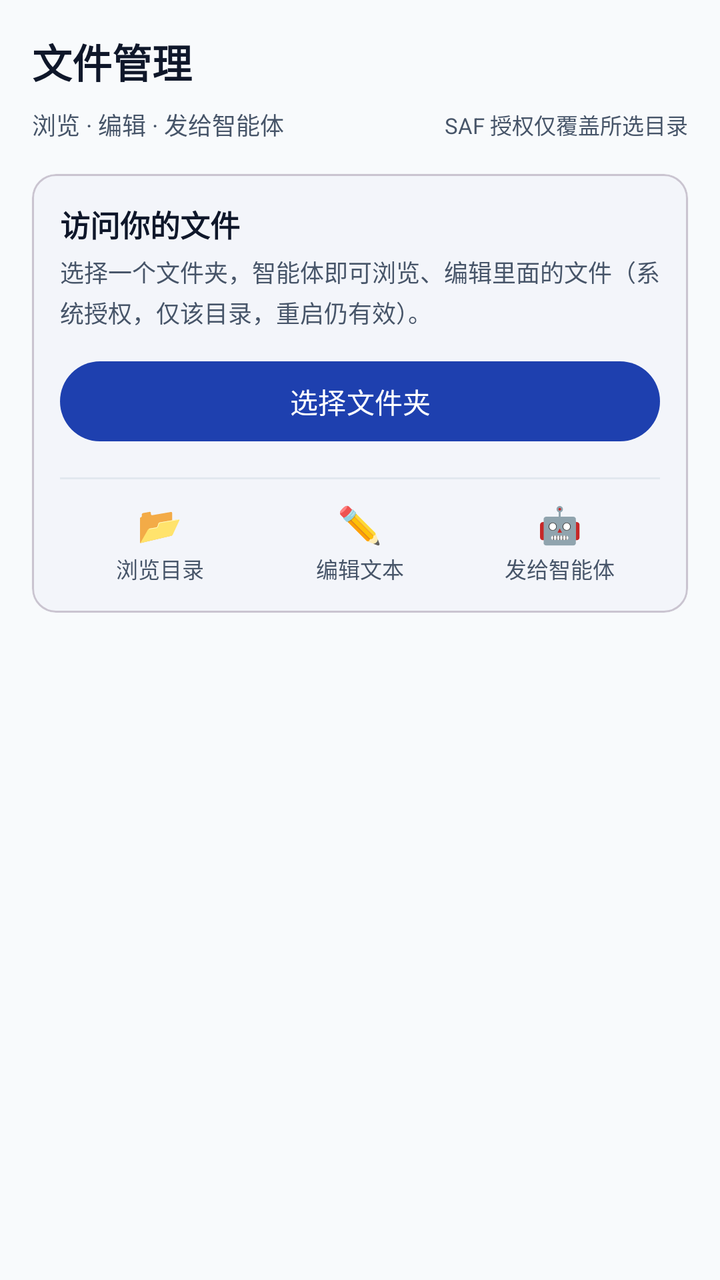
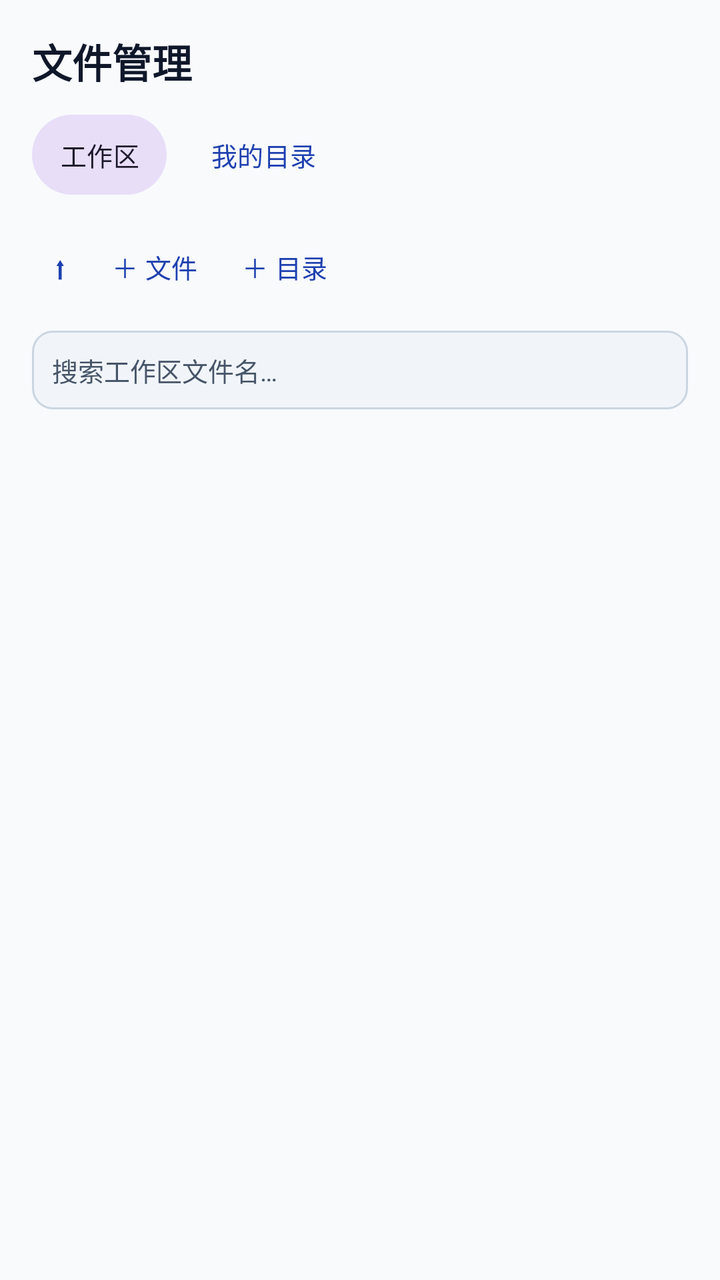

Screens rendered from an Android XML layout before and after an edit, with the pre-edit source and the edit as a unified diff.
<!-- AndroidManifest.xml: application theme AppTheme -->
<!-- res/layout/fragment_files.xml -->
<?xml version="1.0" encoding="utf-8"?>
<LinearLayout xmlns:android="http://schemas.android.com/apk/res/android"
    xmlns:app="http://schemas.android.com/apk/res-auto"
    android:layout_width="match_parent"
    android:layout_height="match_parent"
    android:orientation="vertical">

    <TextView
        android:layout_width="match_parent"
        android:layout_height="wrap_content"
        android:paddingLeft="@dimen/list_inset"
        android:paddingRight="@dimen/list_inset"
        android:paddingTop="@dimen/space_l"
        android:paddingBottom="@dimen/space_s"
        android:text="文件管理"
        android:textSize="@dimen/title_size"
        android:textStyle="bold"
        android:textColor="?attr/colorOnSurface" />

    <LinearLayout
        android:layout_width="match_parent"
        android:layout_height="wrap_content"
        android:orientation="horizontal"
        android:paddingLeft="@dimen/list_inset"
        android:paddingRight="@dimen/list_inset"
        android:paddingBottom="@dimen/space_s"
        android:gravity="center_vertical">

        <TextView
            android:layout_width="0dp"
            android:layout_height="wrap_content"
            android:layout_weight="1"
            android:text="浏览 · 编辑 · 发给智能体"
            android:textSize="@dimen/caption_size"
            android:textColor="?attr/colorOnSurfaceVariant" />

        <TextView
            android:layout_width="wrap_content"
            android:layout_height="wrap_content"
            android:text="SAF 授权仅覆盖所选目录"
            android:textSize="11sp"
            android:textColor="?attr/colorOnSurfaceVariant" />
    </LinearLayout>

    
    <com.google.android.material.card.MaterialCardView
        android:id="@+id/files_grant"
        android:layout_width="match_parent"
        android:layout_height="wrap_content"
        android:layout_marginLeft="@dimen/list_inset"
        android:layout_marginRight="@dimen/list_inset"
        android:layout_marginTop="@dimen/space_s"
        app:cardCornerRadius="12dp"
        app:cardElevation="1dp"
        app:cardBackgroundColor="?attr/colorSurface">

        <LinearLayout
            android:layout_width="match_parent"
            android:layout_height="wrap_content"
            android:orientation="vertical"
            android:padding="14dp">

            <TextView
                android:layout_width="match_parent"
                android:layout_height="wrap_content"
                android:text="访问你的文件"
                android:textSize="15sp"
                android:textStyle="bold"
                android:textColor="?attr/colorOnSurface" />

            <TextView
                android:layout_width="match_parent"
                android:layout_height="wrap_content"
                android:layout_marginTop="4dp"
                android:text="选择一个文件夹，智能体即可浏览、编辑里面的文件（系统授权，仅该目录，重启仍有效）。"
                android:textSize="12sp"
                android:lineSpacingExtra="3dp"
                android:textColor="?attr/colorOnSurfaceVariant" />

            <com.google.android.material.button.MaterialButton
                android:id="@+id/files_choose_folder"
                android:layout_width="match_parent"
                android:layout_height="wrap_content"
                android:layout_marginTop="12dp"
                android:text="选择文件夹"
                style="@style/Widget.Material3.Button" />

            <View
                android:layout_width="match_parent"
                android:layout_height="1dp"
                android:layout_marginTop="14dp"
                android:background="?attr/colorOutline"
                android:alpha="0.4" />

            
            <LinearLayout
                android:layout_width="match_parent"
                android:layout_height="wrap_content"
                android:orientation="horizontal"
                android:layout_marginTop="10dp">

                <LinearLayout
                    android:layout_width="0dp"
                    android:layout_height="wrap_content"
                    android:layout_weight="1"
                    android:orientation="vertical"
                    android:gravity="center">
                    <TextView
                        android:layout_width="wrap_content"
                        android:layout_height="wrap_content"
                        android:textSize="18sp"
                        android:text="📂" />
                    <TextView
                        android:layout_width="wrap_content"
                        android:layout_height="wrap_content"
                        android:layout_marginTop="2dp"
                        android:textSize="11sp"
                        android:text="浏览目录"
                        android:textColor="?attr/colorOnSurfaceVariant" />
                </LinearLayout>

                <LinearLayout
                    android:layout_width="0dp"
                    android:layout_height="wrap_content"
                    android:layout_weight="1"
                    android:orientation="vertical"
                    android:gravity="center">
                    <TextView
                        android:layout_width="wrap_content"
                        android:layout_height="wrap_content"
                        android:textSize="18sp"
                        android:text="✏️" />
                    <TextView
                        android:layout_width="wrap_content"
                        android:layout_height="wrap_content"
                        android:layout_marginTop="2dp"
                        android:textSize="11sp"
                        android:text="编辑文本"
                        android:textColor="?attr/colorOnSurfaceVariant" />
                </LinearLayout>

                <LinearLayout
                    android:layout_width="0dp"
                    android:layout_height="wrap_content"
                    android:layout_weight="1"
                    android:orientation="vertical"
                    android:gravity="center">
                    <TextView
                        android:layout_width="wrap_content"
                        android:layout_height="wrap_content"
                        android:textSize="18sp"
                        android:text="🤖" />
                    <TextView
                        android:layout_width="wrap_content"
                        android:layout_height="wrap_content"
                        android:layout_marginTop="2dp"
                        android:textSize="11sp"
                        android:text="发给智能体"
                        android:textColor="?attr/colorOnSurfaceVariant" />
                </LinearLayout>
            </LinearLayout>
        </LinearLayout>
    </com.google.android.material.card.MaterialCardView>

    
    <LinearLayout
        android:id="@+id/files_breadcrumb"
        android:layout_width="match_parent"
        android:layout_height="wrap_content"
        android:orientation="vertical"
        android:paddingLeft="@dimen/list_inset"
        android:paddingRight="@dimen/list_inset"
        android:paddingTop="@dimen/space_s"
        android:paddingBottom="@dimen/space_s"
        android:visibility="gone">

        <LinearLayout
            android:layout_width="match_parent"
            android:layout_height="wrap_content"
            android:orientation="horizontal"
            android:gravity="center_vertical">

            <com.google.android.material.button.MaterialButton
                android:id="@+id/files_up"
                android:layout_width="wrap_content"
                android:layout_height="wrap_content"
                android:minWidth="0dp"
                android:paddingLeft="10dp"
                android:paddingRight="10dp"
                android:text="⬆ 上级"
                style="@style/Widget.Material3.Button.TextButton" />

            <TextView
                android:id="@+id/files_folder_name"
                android:layout_width="0dp"
                android:layout_height="wrap_content"
                android:layout_weight="1"
                android:layout_marginStart="4dp"
                android:textSize="13sp"
                android:textStyle="bold"
                android:ellipsize="middle"
                android:singleLine="true"
                android:textColor="?attr/colorOnSurface" />

            <TextView
                android:id="@+id/files_count"
                android:layout_width="wrap_content"
                android:layout_height="wrap_content"
                android:layout_marginStart="8dp"
                android:textSize="11sp"
                android:textColor="?attr/colorOnSurfaceVariant" />
        </LinearLayout>

        <EditText
            android:id="@+id/files_search"
            android:layout_width="match_parent"
            android:layout_height="wrap_content"
            android:layout_marginTop="6dp"
            android:background="@drawable/bg_input"
            android:padding="10dp"
            android:textSize="13sp"
            android:textColor="?attr/colorOnSurface"
            android:textColorHint="?attr/colorOnSurfaceVariant"
            android:hint="在当前目录内按名称过滤…"
            android:inputType="text"
            android:maxLines="1"
            android:imeOptions="actionSearch" />
    </LinearLayout>

    <TextView
        android:id="@+id/files_empty"
        android:layout_width="match_parent"
        android:layout_height="wrap_content"
        android:gravity="center"
        android:padding="40dp"
        android:text="（空目录）"
        android:textColor="?attr/colorOnSurfaceVariant"
        android:visibility="gone" />

    <androidx.recyclerview.widget.RecyclerView
        android:id="@+id/files_recycler"
        android:layout_width="match_parent"
        android:layout_height="match_parent"
        android:clipToPadding="false"
        android:paddingLeft="@dimen/list_inset"
        android:paddingRight="@dimen/list_inset"
        android:scrollbars="vertical" />
</LinearLayout>
<!-- resources referenced by this layout -->
<resources>
  <dimen name="caption_size">12sp</dimen>
  <dimen name="list_inset">16dp</dimen>
  <dimen name="space_l">16dp</dimen>
  <dimen name="space_s">8dp</dimen>
  <dimen name="title_size">20sp</dimen>
  <!-- drawable bg_input (drawable) -->
  <?xml version="1.0" encoding="utf-8"?>
  <shape xmlns:android="http://schemas.android.com/apk/res/android" android:shape="rectangle">
      <solid android:color="@color/surface_variant" />
      <stroke android:width="1dp" android:color="@color/outline" />
      <corners android:radius="10dp" />
  </shape>
  <style name="AppTheme" parent="Theme.Material3.Light.NoActionBar">
          <item name="colorPrimary">@color/seed_blue</item>
          <item name="colorPrimaryVariant">@color/seed_blue</item>
          <item name="colorOnPrimary">@color/on_primary</item>
          <item name="colorSecondary">@color/seed_blue</item>
          <item name="colorOnSecondary">@color/on_primary</item>
          <item name="android:colorBackground">@color/background</item>
          <item name="colorSurface">@color/surface</item>
          <item name="colorOnSurface">@color/on_surface</item>
          <item name="colorOnSurfaceVariant">@color/on_surface_variant</item>
          <item name="colorOutline">@color/outline</item>
          <item name="colorError">@color/error</item>
          <item name="android:statusBarColor">@color/surface</item>
          <item name="android:windowLightStatusBar">true</item>
          <item name="android:navigationBarColor">@color/surface</item>
      </style>
  <color name="surface_variant">#F1F5F9</color>
  <color name="outline">#CBD5E1</color>
  <color name="seed_blue">#1E40AF</color>
  <color name="on_primary">#FFFFFF</color>
  <color name="background">#F8FAFC</color>
  <color name="surface">#FFFFFF</color>
  <color name="on_surface">#0F172A</color>
  <color name="on_surface_variant">#475569</color>
  <color name="error">#DC2626</color>
</resources>

<!-- the commit's change to res/layout/fragment_files.xml (unified diff, before → after) -->
@@ -17,39 +17,144 @@
         android:textStyle="bold"
         android:textColor="?attr/colorOnSurface" />
 
+    
     <LinearLayout
         android:layout_width="match_parent"
         android:layout_height="wrap_content"
         android:orientation="horizontal"
         android:paddingLeft="@dimen/list_inset"
         android:paddingRight="@dimen/list_inset"
-        android:paddingBottom="@dimen/space_s"
-        android:gravity="center_vertical">
-
-        <TextView
-            android:layout_width="0dp"
-            android:layout_height="wrap_content"
-            android:layout_weight="1"
-            android:text="浏览 · 编辑 · 发给智能体"
-            android:textSize="@dimen/caption_size"
-            android:textColor="?attr/colorOnSurfaceVariant" />
-
-        <TextView
-            android:layout_width="wrap_content"
-            android:layout_height="wrap_content"
-            android:text="SAF 授权仅覆盖所选目录"
-            android:textSize="11sp"
-            android:textColor="?attr/colorOnSurfaceVariant" />
-    </LinearLayout>
-
-    
-    <com.google.android.material.card.MaterialCardView
-        android:id="@+id/files_grant"
+        android:paddingBottom="@dimen/space_s">
+
+        <com.google.android.material.button.MaterialButton
+            android:id="@+id/files_tab_ws"
+            android:layout_width="wrap_content"
+            android:layout_height="wrap_content"
+            android:minWidth="0dp"
+            android:paddingLeft="14dp"
+            android:paddingRight="14dp"
+            android:text="工作区"
+            android:textSize="13sp"
+            style="@style/Widget.Material3.Button.TonalButton" />
+
+        <com.google.android.material.button.MaterialButton
+            android:id="@+id/files_tab_saf"
+            android:layout_width="wrap_content"
+            android:layout_height="wrap_content"
+            android:layout_marginStart="8dp"
+            android:minWidth="0dp"
+            android:paddingLeft="14dp"
+            android:paddingRight="14dp"
+            android:text="我的目录"
+            android:textSize="13sp"
+            style="@style/Widget.Material3.Button.TextButton" />
+    </LinearLayout>
+
+    
+    <LinearLayout
+        android:id="@+id/files_ws_toolbar"
+        android:layout_width="match_parent"
+        android:layout_height="wrap_content"
+        android:orientation="horizontal"
+        android:gravity="center_vertical"
+        android:paddingLeft="@dimen/list_inset"
+        android:paddingRight="@dimen/list_inset">
+
+        <com.google.android.material.button.MaterialButton
+            android:id="@+id/files_ws_up"
+            android:layout_width="wrap_content"
+            android:layout_height="wrap_content"
+            android:minWidth="0dp"
+            android:paddingLeft="10dp"
+            android:paddingRight="10dp"
+            android:text="⬆"
+            android:textSize="15sp"
+            style="@style/Widget.Material3.Button.TextButton" />
+
+        <com.google.android.material.button.MaterialButton
+            android:id="@+id/files_ws_newfile"
+            android:layout_width="wrap_content"
+            android:layout_height="wrap_content"
+            android:layout_marginStart="2dp"
+            android:minWidth="0dp"
+            android:paddingLeft="10dp"
+            android:paddingRight="10dp"
+            android:text="＋ 文件"
+            android:textSize="13sp"
+            style="@style/Widget.Material3.Button.TextButton" />
+
+        <com.google.android.material.button.MaterialButton
+            android:id="@+id/files_ws_newdir"
+            android:layout_width="wrap_content"
+            android:layout_height="wrap_content"
+            android:layout_marginStart="2dp"
+            android:minWidth="0dp"
+            android:paddingLeft="10dp"
+            android:paddingRight="10dp"
+            android:text="＋ 目录"
+            android:textSize="13sp"
+            style="@style/Widget.Material3.Button.TextButton" />
+    </LinearLayout>
+
+    <EditText
+        android:id="@+id/files_ws_search"
         android:layout_width="match_parent"
         android:layout_height="wrap_content"
         android:layout_marginLeft="@dimen/list_inset"
         android:layout_marginRight="@dimen/list_inset"
         android:layout_marginTop="@dimen/space_s"
+        android:background="@drawable/bg_input"
+        android:padding="10dp"
+        android:textSize="13sp"
+        android:textColor="?attr/colorOnSurface"
+        android:textColorHint="?attr/colorOnSurfaceVariant"
+        android:hint="搜索工作区文件名…"
+        android:inputType="text"
+        android:maxLines="1"
+        android:imeOptions="actionSearch" />
+
+    <LinearLayout
+        android:id="@+id/files_ws_crumb"
+        android:layout_width="match_parent"
+        android:layout_height="wrap_content"
+        android:orientation="horizontal"
+        android:gravity="center_vertical"
+        android:paddingLeft="@dimen/list_inset"
+        android:paddingRight="@dimen/list_inset"
+        android:paddingTop="@dimen/space_s"
+        android:paddingBottom="@dimen/space_s">
+
+        <TextView
+            android:id="@+id/files_ws_folder"
+            android:layout_width="0dp"
+            android:layout_height="wrap_content"
+            android:layout_weight="1"
+            android:textSize="13sp"
+            android:textStyle="bold"
+            android:ellipsize="middle"
+            android:singleLine="true"
+            android:textColor="?attr/colorOnSurface" />
+
+        <TextView
+            android:id="@+id/files_ws_count"
+            android:layout_width="wrap_content"
+            android:layout_height="wrap_content"
+            android:layout_marginStart="8dp"
+            android:textSize="11sp"
+            android:textColor="?attr/colorOnSurfaceVariant" />
+    </LinearLayout>
+
+    
+
+    
+    <com.google.android.material.card.MaterialCardView
+        android:id="@+id/files_saf_grant"
+        android:layout_width="match_parent"
+        android:layout_height="wrap_content"
+        android:layout_marginLeft="@dimen/list_inset"
+        android:layout_marginRight="@dimen/list_inset"
+        android:layout_marginTop="@dimen/space_s"
+        android:visibility="gone"
         app:cardCornerRadius="12dp"
         app:cardElevation="1dp"
         app:cardBackgroundColor="?attr/colorSurface">
@@ -63,7 +168,7 @@
             <TextView
                 android:layout_width="match_parent"
                 android:layout_height="wrap_content"
-                android:text="访问你的文件"
+                android:text="访问你的目录"
                 android:textSize="15sp"
                 android:textStyle="bold"
                 android:textColor="?attr/colorOnSurface" />
@@ -72,7 +177,7 @@
                 android:layout_width="match_parent"
                 android:layout_height="wrap_content"
                 android:layout_marginTop="4dp"
-                android:text="选择一个文件夹，智能体即可浏览、编辑里面的文件（系统授权，仅该目录，重启仍有效）。"
+                android:text="选择一个文件夹，浏览并把它里面的文件发给智能体（系统授权，仅该目录，重启仍有效）。"
                 android:textSize="12sp"
                 android:lineSpacingExtra="3dp"
                 android:textColor="?attr/colorOnSurfaceVariant" />
@@ -84,87 +189,12 @@
                 android:layout_marginTop="12dp"
                 android:text="选择文件夹"
                 style="@style/Widget.Material3.Button" />
-
-            <View
-                android:layout_width="match_parent"
-                android:layout_height="1dp"
-                android:layout_marginTop="14dp"
-                android:background="?attr/colorOutline"
-                android:alpha="0.4" />
-
-            
-            <LinearLayout
-                android:layout_width="match_parent"
-                android:layout_height="wrap_content"
-                android:orientation="horizontal"
-                android:layout_marginTop="10dp">
-
-                <LinearLayout
-                    android:layout_width="0dp"
-                    android:layout_height="wrap_content"
-                    android:layout_weight="1"
-                    android:orientation="vertical"
-                    android:gravity="center">
-                    <TextView
-                        android:layout_width="wrap_content"
-                        android:layout_height="wrap_content"
-                        android:textSize="18sp"
-                        android:text="📂" />
-                    <TextView
-                        android:layout_width="wrap_content"
-                        android:layout_height="wrap_content"
-                        android:layout_marginTop="2dp"
-                        android:textSize="11sp"
-                        android:text="浏览目录"
-                        android:textColor="?attr/colorOnSurfaceVariant" />
-                </LinearLayout>
-
-                <LinearLayout
-                    android:layout_width="0dp"
-                    android:layout_height="wrap_content"
-                    android:layout_weight="1"
-                    android:orientation="vertical"
-                    android:gravity="center">
-                    <TextView
-                        android:layout_width="wrap_content"
-                        android:layout_height="wrap_content"
-                        android:textSize="18sp"
-                        android:text="✏️" />
-                    <TextView
-                        android:layout_width="wrap_content"
-                        android:layout_height="wrap_content"
-                        android:layout_marginTop="2dp"
-                        android:textSize="11sp"
-                        android:text="编辑文本"
-                        android:textColor="?attr/colorOnSurfaceVariant" />
-                </LinearLayout>
-
-                <LinearLayout
-                    android:layout_width="0dp"
-                    android:layout_height="wrap_content"
-                    android:layout_weight="1"
-                    android:orientation="vertical"
-                    android:gravity="center">
-                    <TextView
-                        android:layout_width="wrap_content"
-                        android:layout_height="wrap_content"
-                        android:textSize="18sp"
-                        android:text="🤖" />
-                    <TextView
-                        android:layout_width="wrap_content"
-                        android:layout_height="wrap_content"
-                        android:layout_marginTop="2dp"
-                        android:textSize="11sp"
-                        android:text="发给智能体"
-                        android:textColor="?attr/colorOnSurfaceVariant" />
-                </LinearLayout>
-            </LinearLayout>
         </LinearLayout>
     </com.google.android.material.card.MaterialCardView>
 
     
     <LinearLayout
-        android:id="@+id/files_breadcrumb"
+        android:id="@+id/files_saf_crumb"
         android:layout_width="match_parent"
         android:layout_height="wrap_content"
         android:orientation="vertical"
@@ -181,17 +211,18 @@
             android:gravity="center_vertical">
 
             <com.google.android.material.button.MaterialButton
-                android:id="@+id/files_up"
+                android:id="@+id/files_saf_up"
                 android:layout_width="wrap_content"
                 android:layout_height="wrap_content"
                 android:minWidth="0dp"
                 android:paddingLeft="10dp"
                 android:paddingRight="10dp"
                 android:text="⬆ 上级"
+                android:textSize="13sp"
                 style="@style/Widget.Material3.Button.TextButton" />
 
             <TextView
-                android:id="@+id/files_folder_name"
+                android:id="@+id/files_saf_folder"
                 android:layout_width="0dp"
                 android:layout_height="wrap_content"
                 android:layout_weight="1"
@@ -203,28 +234,13 @@
                 android:textColor="?attr/colorOnSurface" />
 
             <TextView
-                android:id="@+id/files_count"
+                android:id="@+id/files_saf_count"
                 android:layout_width="wrap_content"
                 android:layout_height="wrap_content"
                 android:layout_marginStart="8dp"
                 android:textSize="11sp"
                 android:textColor="?attr/colorOnSurfaceVariant" />
         </LinearLayout>
-
-        <EditText
-            android:id="@+id/files_search"
-            android:layout_width="match_parent"
-            android:layout_height="wrap_content"
-            android:layout_marginTop="6dp"
-            android:background="@drawable/bg_input"
-            android:padding="10dp"
-            android:textSize="13sp"
-            android:textColor="?attr/colorOnSurface"
-            android:textColorHint="?attr/colorOnSurfaceVariant"
-            android:hint="在当前目录内按名称过滤…"
-            android:inputType="text"
-            android:maxLines="1"
-            android:imeOptions="actionSearch" />
     </LinearLayout>
 
     <TextView
@@ -232,7 +248,8 @@
         android:layout_width="match_parent"
         android:layout_height="wrap_content"
         android:gravity="center"
-        android:padding="40dp"
+        android:padding="36dp"
+        android:lineSpacingExtra="4dp"
         android:text="（空目录）"
         android:textColor="?attr/colorOnSurfaceVariant"
         android:visibility="gone" />
<!-- resource entries referenced after the edit -->
@@ -1,6 +1,5 @@
 <!-- resources referenced by this layout -->
 <resources>
-  <dimen name="caption_size">12sp</dimen>
   <dimen name="list_inset">16dp</dimen>
   <dimen name="space_l">16dp</dimen>
   <dimen name="space_s">8dp</dimen>
